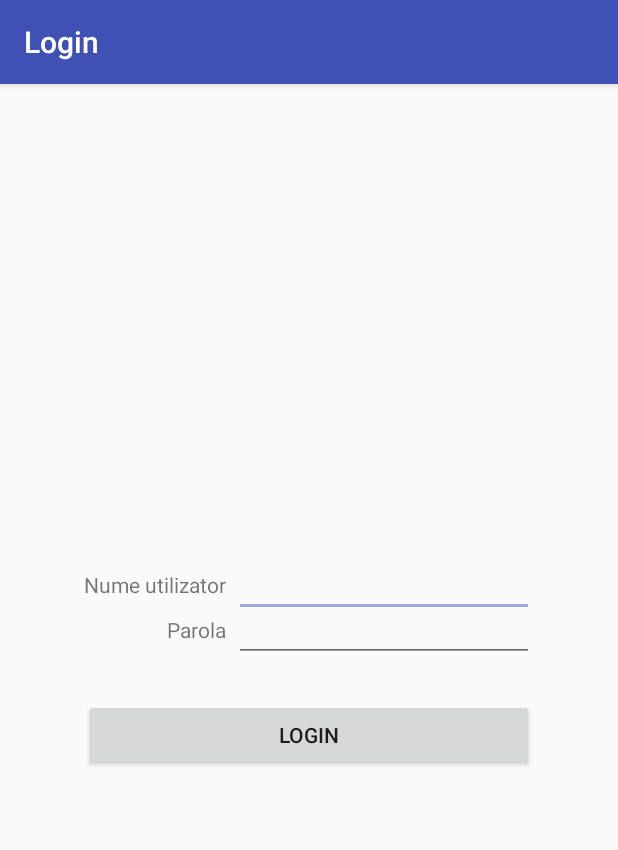
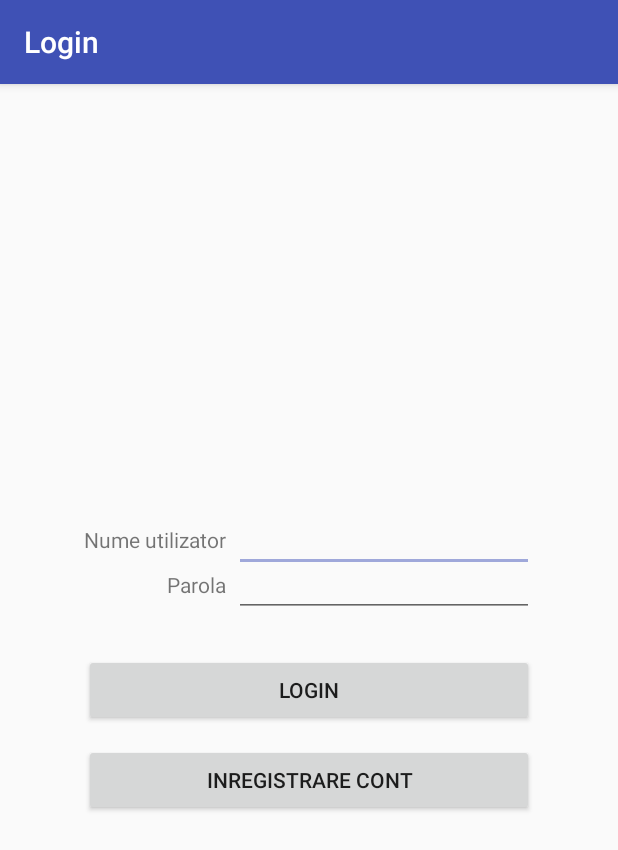
Before and after one commit to iosifgheorghe19/EasyRoute, an Android app: the screen it shows after launch (LoginActivity), on a phone screen of 412 x 824 dp. Shown: the top 850 px of the screen. Run offline under Robolectric (Android 15) with nearby library versions, the phone set to English and light mode, and no system bars.

Commit message:
Adaugat buton de inregistare pe activitatea de login; modificat parser JSON pt flow nou + amplasat markere pe harta

```diff
--- a/app/src/main/java/dam/project/easyroute/LoginFragment.java
+++ b/app/src/main/java/dam/project/easyroute/LoginFragment.java
@@ -35,9 +35,16 @@ public class LoginFragment extends Fragment {
                 if (usrText.getText().toString().equals("") && pwdText.getText().toString().equals(""))
                 {
                     if (mListener != null)
-                        mListener.onFragmentInteraction(null);
+                        mListener.onFragmentInteraction("login");
                 }
                 else new AlertDialog.Builder(getActivity()).setMessage(R.string.login_failed_msg).setPositiveButton(R.string.ok_lbl, null).create().show();
+            }
+        });
+        Button b2 = (Button) thisView.findViewById(R.id.register_button);
+        b2.setOnClickListener(new View.OnClickListener() {
+            @Override
+            public void onClick(View view) {
+                mListener.onFragmentInteraction("register");
             }
         });
         return thisView;
@@ -62,6 +69,6 @@ public class LoginFragment extends Fragment {
     }
 
     public interface OnFragmentInteractionListener {
-        void onFragmentInteraction(Uri uri);
+        void onFragmentInteraction(String path);
     }
 }
--- a/app/src/main/java/dam/project/easyroute/MainActivity.java
+++ b/app/src/main/java/dam/project/easyroute/MainActivity.java
@@ -24,8 +24,8 @@ public class MainActivity extends AppCompatActivity {
        // listaStatiiFavorite = getStatiiFavoriteList();
         listaNIDuriStatiiFavorite = getNIDuriStatiiFavorite();
 
-        JSONParser parser = new JSONParser();
-        parser.incepeParsareJSON(lv, pb);
+/*        JSONParser parser = new JSONParser();
+        parser.incepeParsareJSON(lv, pb);*/
     }
 
     ArrayList<Integer> getNIDuriStatiiFavorite(){
--- a/app/src/main/java/dam/project/easyroute/MapsActivity.java
+++ b/app/src/main/java/dam/project/easyroute/MapsActivity.java
@@ -102,6 +102,8 @@ public class MapsActivity extends FragmentActivity implements OnMapReadyCallback
 
             mMap.addMarker(new MarkerOptions().icon(BitmapDescriptorFactory.fromResource(R.drawable.ic_bus1)).position(latlongCurrent).flat(true).title("Bucharest"));
             mMap.moveCamera(CameraUpdateFactory.newLatLngZoom(latlongCurrent,12));
+            JSONParser parser = new JSONParser();
+        parser.incepeParsareJSON(mMap);
         }
     }
 
--- a/app/src/main/res/layout/fragment_login.xml
+++ b/app/src/main/res/layout/fragment_login.xml
@@ -49,4 +49,10 @@
         android:text="@string/login_string"
         android:layout_marginTop="100dp"
         android:id="@+id/login_button"/>
+    <Button
+        android:layout_width="300dp"
+        android:layout_height="wrap_content"
+        android:text="@string/register_activity_string"
+        android:layout_marginTop="160dp"
+        android:id="@+id/register_button"/>
 </FrameLayout>
```
Also changed, not shown: app/src/main/java/dam/project/easyroute/JSONParser.java (+22 -14 lines), app/src/main/java/dam/project/easyroute/LoginActivity.java (+5 -2 lines).
